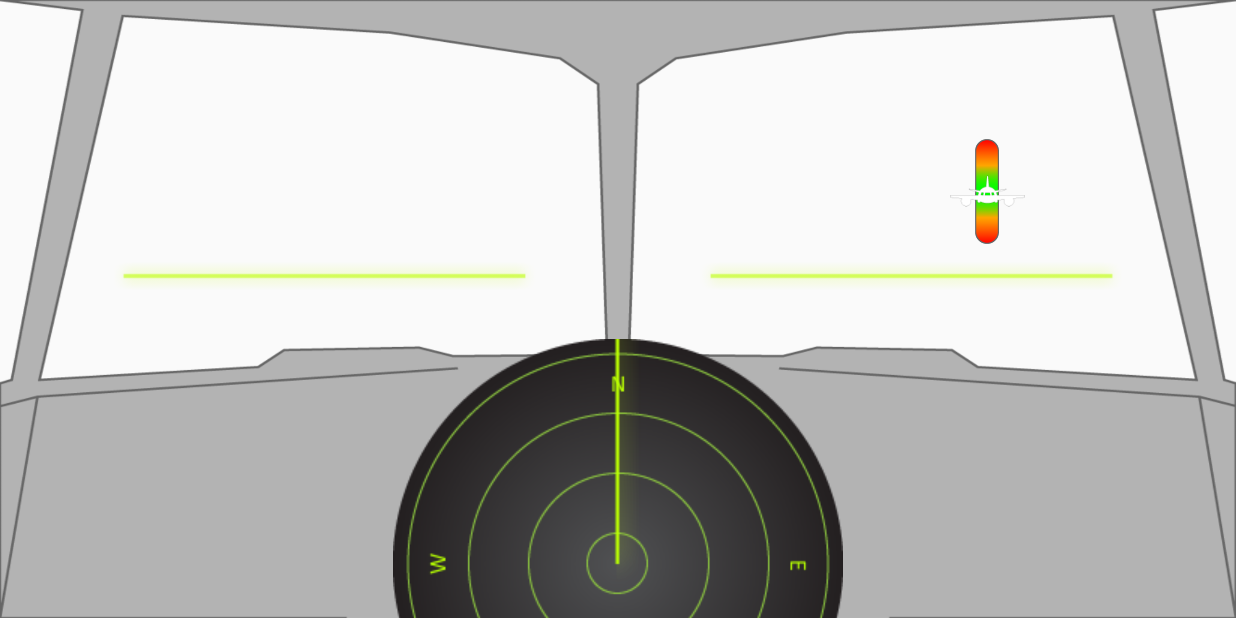
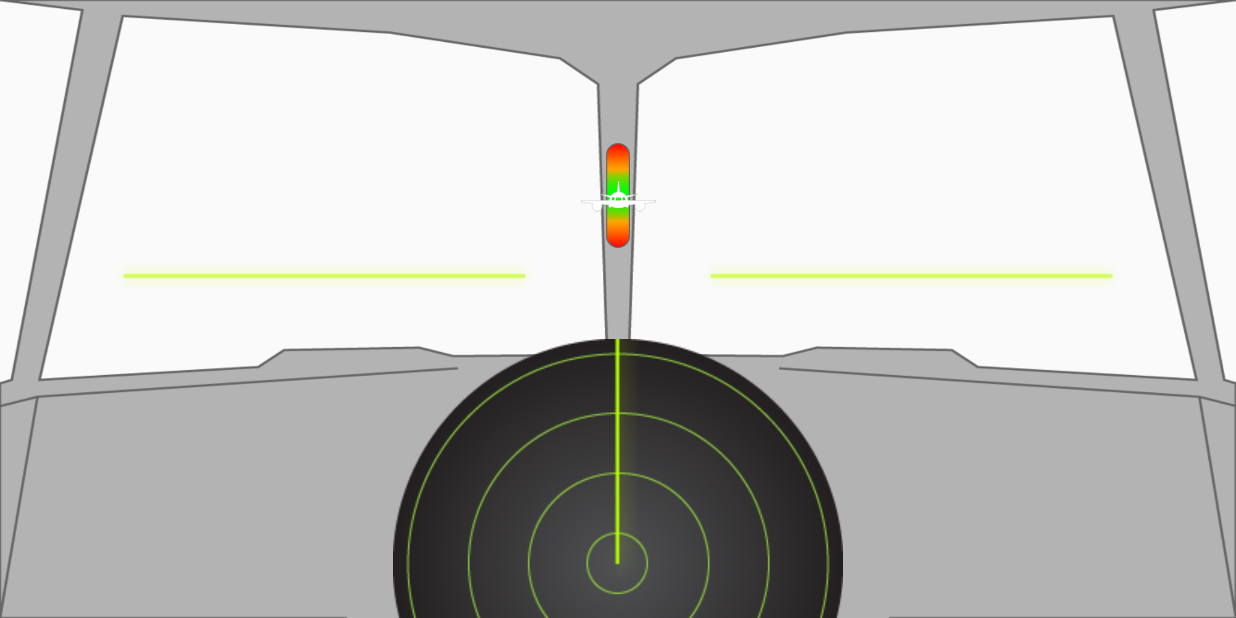
Before and after one commit to Jeremy461/FlomajerkenApp, an Android app: the CameraActivity screen opened directly, with no data from a screen before it, on a phone screen of 824 x 412 dp (held sideways). Run offline under Robolectric (Android 15) with nearby library versions, the phone set to English and light mode, and no system bars; 1 statement that could not run was skipped.

Commit message:
edited radar & height meter

```diff
--- a/app/src/main/java/com/flomajerken/airport/CameraActivity.java
+++ b/app/src/main/java/com/flomajerken/airport/CameraActivity.java
@@ -72,7 +72,10 @@ public class CameraActivity extends AppCompatActivity {
                         gravityMiddle = false;
                     }
 
-                    altitude = altitude - (0.3f * sensorEvent.values[2]);
+                    altitude = altitude - (0.2f * (sensorEvent.values[2]-1));
+                    Log.d(LOG_TAG, sensorEvent.values[2] + "");
+
+
 
                     if(altitude > 55){
                         altitude = 55;
@@ -125,7 +128,7 @@ public class CameraActivity extends AppCompatActivity {
                         crate.setTranslationX((mAzimuth -360) * -15);
                     }
 
-                    Log.d(LOG_TAG, crate.getTranslationX()+ "");
+//                    Log.d(LOG_TAG, crate.getTranslationX()+ "");
 //                    Log.d(LOG_TAG, mAzimuth +"");
 //                    Log.d(LOG_TAG, spawnLocation +"");
 
--- a/app/src/main/res/layout/activity_camera.xml
+++ b/app/src/main/res/layout/activity_camera.xml
@@ -63,23 +63,18 @@
 
         <ImageView
             android:id="@+id/heightMeter"
-            android:layout_width="20dp"
+            android:layout_width="0dp"
             android:layout_height="70dp"
             android:layout_alignParentBottom="true"
             android:layout_alignParentEnd="true"
             app:srcCompat="@drawable/cockpit_height_gauge"
-            android:layout_marginLeft="147dp"
-            app:layout_constraintLeft_toLeftOf="parent"
-            app:layout_constraintBottom_toBottomOf="parent"
-            android:layout_marginBottom="0dp"
-            android:layout_marginStart="147dp"
-            app:layout_constraintTop_toTopOf="parent"
-            android:layout_marginTop="8dp"
             android:layout_marginRight="8dp"
             app:layout_constraintRight_toRightOf="parent"
-            app:layout_constraintHorizontal_bias="0.772"
-            app:layout_constraintVertical_bias="0.254"
-            android:layout_marginEnd="8dp" />
+            android:layout_marginLeft="8dp"
+            app:layout_constraintLeft_toLeftOf="parent"
+            app:layout_constraintTop_toTopOf="parent"
+            android:layout_marginTop="95dp"
+            app:layout_constraintHorizontal_bias="0.0" />
 
         <ImageView
             android:id="@+id/heightIndicator"
@@ -88,15 +83,14 @@
             android:layout_alignParentEnd="true"
             android:layout_alignTop="@+id/heightMeter"
             app:srcCompat="@drawable/cockpit_height_indicator"
+            app:layout_constraintLeft_toLeftOf="@+id/heightMeter"
+            app:layout_constraintRight_toRightOf="@+id/heightMeter"
             app:layout_constraintTop_toTopOf="@+id/heightMeter"
             android:layout_marginTop="8dp"
             app:layout_constraintBottom_toBottomOf="@+id/heightMeter"
-            app:layout_constraintLeft_toLeftOf="@+id/heightMeter"
+            android:layout_marginBottom="8dp"
             android:layout_marginRight="8dp"
-            app:layout_constraintRight_toRightOf="@+id/heightMeter"
-            app:layout_constraintHorizontal_bias="0.394"
-            app:layout_constraintVertical_bias="0.378"
-            android:layout_marginEnd="8dp" />
+            android:layout_marginLeft="8dp" />
 
         <ImageView
             android:id="@+id/iv_cockpit_radar"
```
Also changed, not shown: app/src/main/res/drawable/cockpit_radar_bg.png.
